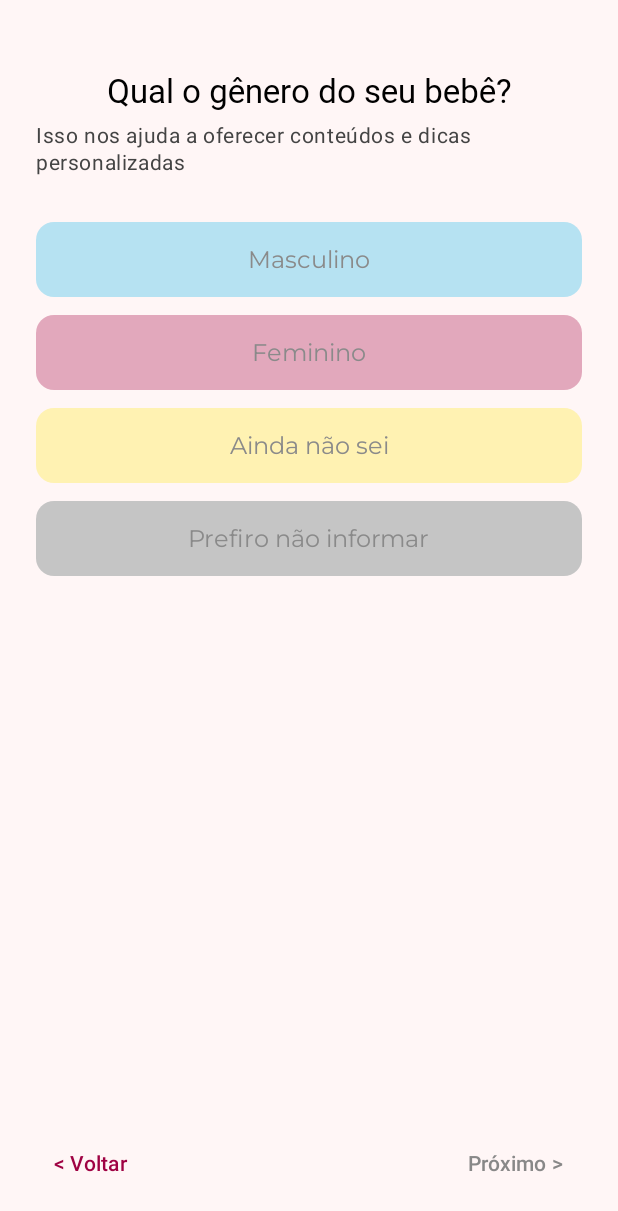
After one commit to vmila1/GestAcao, an Android app built with Jetpack Compose: the GenderSelectionActivity screen opened directly, with no data from a screen before it, on a phone screen of 412 x 824 dp. The commit adds this screen. Shown: the top 1211 px of the screen. Run offline under Robolectric (Android 15) with nearby library versions, the phone set to English and light mode, and no system bars; Roboto replaces fonts that are not available here.

Commit message:
Adicao do que falta no onboarding

```diff
--- a/app/build.gradle.kts
+++ b/app/build.gradle.kts
@@ -69,4 +69,5 @@ dependencies {
     implementation(libs.androidx.compose.material3)
     debugImplementation(libs.androidx.compose.ui.tooling)
     implementation(libs.androidx.navigation.compose)
+    implementation("com.google.android.gms:play-services-location:21.0.1")
 }
--- /dev/null
+++ b/app/src/main/java/com/pjt/gestacao/ui/onboard/GenderSelectionActivity.kt
@@ -0,0 +1,120 @@
+package com.pjt.gestacao.ui.onboard
+
+import android.content.Intent
+import android.os.Bundle
+import androidx.activity.ComponentActivity
+import androidx.activity.compose.setContent
+import androidx.compose.foundation.background
+import androidx.compose.foundation.clickable
+import androidx.compose.foundation.layout.*
+import androidx.compose.foundation.shape.RoundedCornerShape
+import androidx.compose.material3.*
+import androidx.compose.runtime.*
+import androidx.compose.ui.Alignment
+import androidx.compose.ui.Modifier
+import androidx.compose.ui.graphics.Color
+import androidx.compose.ui.unit.dp
+import androidx.compose.ui.unit.sp
+import androidx.compose.foundation.border
+import com.pjt.gestacao.R
+import com.pjt.gestacao.ui.theme.GestAcaoTheme
+
+class GenderSelectionActivity : ComponentActivity() {
+    override fun onCreate(savedInstanceState: Bundle?) {
+        super.onCreate(savedInstanceState)
+        setContent {
+            GestAcaoTheme {
+                GenderSelectionScreen(
+                    onBack = { finish() },
+                    onNext = {
+                        startActivity(Intent(this, LocationActivity::class.java))
+                        finish()
+                    }
+                )
+            }
+        }
+    }
+}
+
+@Composable
+fun GenderSelectionScreen(onBack: () -> Unit, onNext: () -> Unit) {
+    var selectedOption by remember { mutableStateOf<String?>(null) }
+
+    val options = listOf(
+        "Masculino" to Color(0xFFB6E2F2),
+        "Feminino" to Color(0xFFE2A8BC),
+        "Ainda não sei" to Color(0xFFFFF2B2),
+        "Prefiro não informar" to Color(0xFFC5C5C5)
+    )
+
+    Column(
+        modifier = Modifier
+            .fillMaxSize()
+            .background(Color(0xFFFFF6F6))
+            .padding(horizontal = 24.dp),
+        horizontalAlignment = Alignment.CenterHorizontally
+    ) {
+        Spacer(modifier = Modifier.height(48.dp))
+
+        Text(
+            text = "Qual o gênero do seu bebê?",
+            style = MaterialTheme.typography.headlineMedium,
+            fontSize = 22.sp,
+            color = Color.Black
+        )
+        Text(
+            text = "Isso nos ajuda a oferecer conteúdos e dicas personalizadas",
+            style = MaterialTheme.typography.bodySmall,
+            fontSize = 14.sp,
+            color = Color.DarkGray,
+            modifier = Modifier.padding(top = 8.dp, bottom = 24.dp),
+            lineHeight = 18.sp
+        )
+
+        options.forEach { (label, color) ->
+            GenderOptionButton(
+                text = label,
+                color = color,
+                isSelected = selectedOption == label,
+                onClick = { selectedOption = label }
+            )
+        }
+
+        Spacer(modifier = Modifier.weight(1f))
+
+        Row(
+            modifier = Modifier
+                .fillMaxWidth()
+                .padding(bottom = 24.dp),
+            horizontalArrangement = Arrangement.SpaceBetween
+        ) {
+            TextButton(onClick = onBack) {
+                Text("< Voltar", color = Color(0xFF9F0243))
+            }
+            TextButton(
+                onClick = { if (selectedOption != null) onNext() },
+                enabled = selectedOption != null
+            ) {
+                Text("Próximo >", color = if (selectedOption != null) Color(0xFFD00036) else Color.Gray)
+            }
+        }
+    }
+}
+
+@Composable
+fun GenderOptionButton(text: String, color: Color, isSelected: Boolean, onClick: () -> Unit) {
+    val borderColor = if (isSelected) Color(0xFFFFEB3B) else Color.Transparent
+
+    Box(
+        modifier = Modifier
+            .fillMaxWidth()
+            .padding(vertical = 6.dp)
+            .height(50.dp)
+            .background(color, shape = RoundedCornerShape(12.dp))
+            .border(2.dp, borderColor, RoundedCornerShape(12.dp))
+            .clickable { onClick() },
+        contentAlignment = Alignment.Center
+    ) {
+        Text(text, fontSize = 16.sp)
+    }
+}
--- a/app/src/main/java/com/pjt/gestacao/ui/onboard/OnboardingActivity.kt
+++ b/app/src/main/java/com/pjt/gestacao/ui/onboard/OnboardingActivity.kt
@@ -212,13 +212,13 @@ fun SelectMonthScreen(navController: NavController) {
             }
             Button(
                 onClick = {
-                    val intent = Intent(context, MainActivity::class.java)
+                    val intent = Intent(context, GenderSelectionActivity::class.java)
                     context.startActivity(intent)
                     (context as? OnboardingActivity)?.finish()
                 },
                 enabled = selectedMonth != null
             ) {
-                Text(text = "Próximo >")
+                Text(text = "Próximo")
             }
         }
     }
```
Also changed, not shown: app/src/main/AndroidManifest.xml (+16 -4 lines), app/src/main/java/com/pjt/gestacao/ui/onboard/LocationScreen.kt (added, +276 -0 lines).
